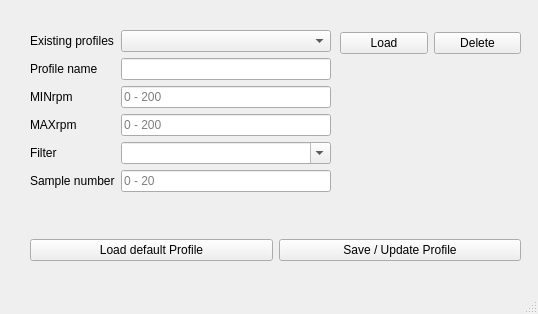
Above: ProfileCreator/mainwindow.ui from mikoepf/Arduino-Speedometer before the change. Below: the same form after it.
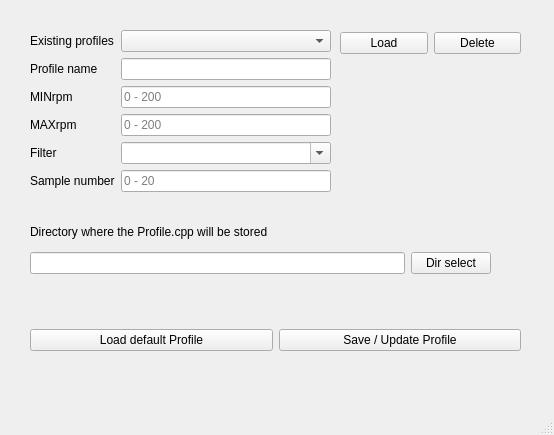
That is the form after the change.

Commit message: ProfileCreator: Implemented the path selection for the Profile.cpp storage

```diff
--- a/ProfileCreator/mainwindow.ui
+++ b/ProfileCreator/mainwindow.ui
@@ -6,8 +6,8 @@
    <rect>
     <x>0</x>
     <y>0</y>
-    <width>538</width>
-    <height>314</height>
+    <width>554</width>
+    <height>435</height>
    </rect>
   </property>
   <property name="windowTitle">
@@ -146,7 +146,7 @@
     <property name="geometry">
      <rect>
       <x>30</x>
-      <y>210</y>
+      <y>300</y>
       <width>491</width>
       <height>80</height>
      </rect>
@@ -194,6 +194,45 @@
      </item>
     </layout>
    </widget>
+   <widget class="QLabel" name="dir_selectLabel">
+    <property name="geometry">
+     <rect>
+      <x>30</x>
+      <y>220</y>
+      <width>261</width>
+      <height>24</height>
+     </rect>
+    </property>
+    <property name="text">
+     <string>Directory where the Profile.cpp will be stored</string>
+    </property>
+   </widget>
+   <widget class="QWidget" name="">
+    <property name="geometry">
+     <rect>
+      <x>30</x>
+      <y>250</y>
+      <width>461</width>
+      <height>26</height>
+     </rect>
+    </property>
+    <layout class="QHBoxLayout" name="horizontalLayout_3">
+     <item>
+      <widget class="QLineEdit" name="dir_selectLineEdit">
+       <property name="toolTip">
+        <string>Select the path to your .ino file</string>
+       </property>
+      </widget>
+     </item>
+     <item>
+      <widget class="QPushButton" name="dir_selectPushButton">
+       <property name="text">
+        <string>Dir select</string>
+       </property>
+      </widget>
+     </item>
+    </layout>
+   </widget>
   </widget>
   <widget class="QMenuBar" name="menubar">
    <property name="geometry">
```
Left out of the diff: 2 changed lines with no effect on the pictures. The commit also changes 4 other files.
